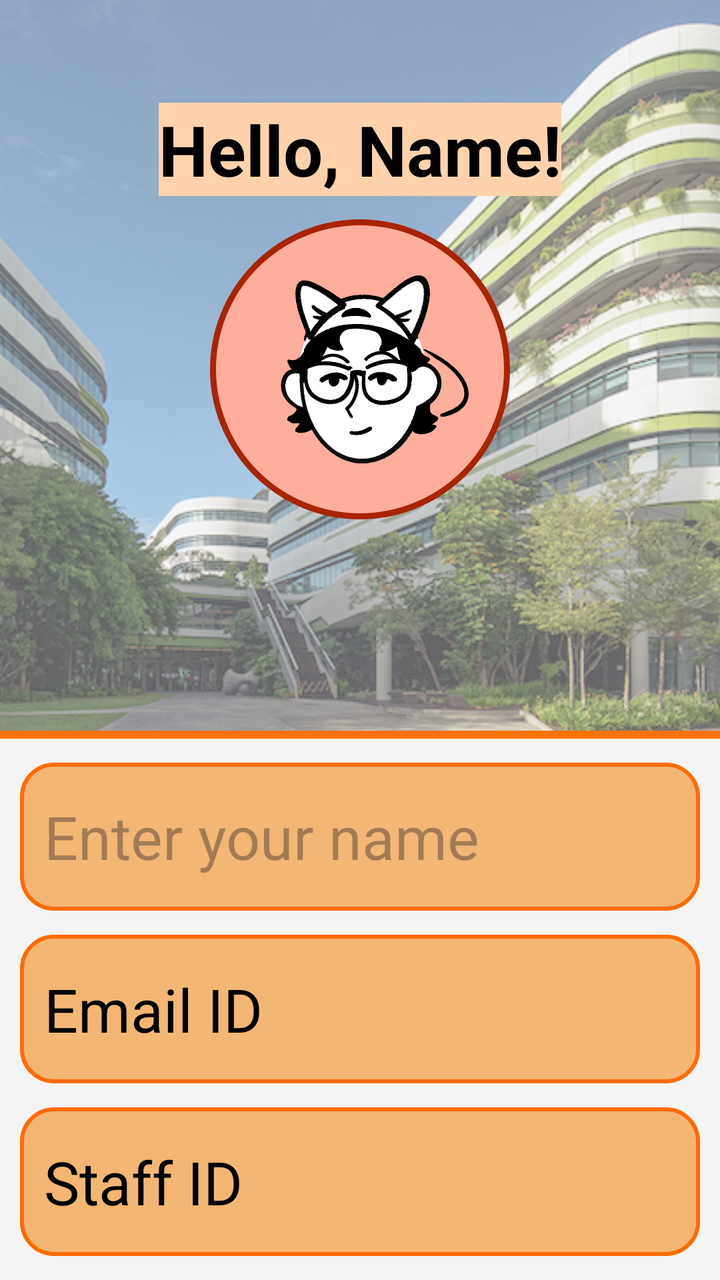
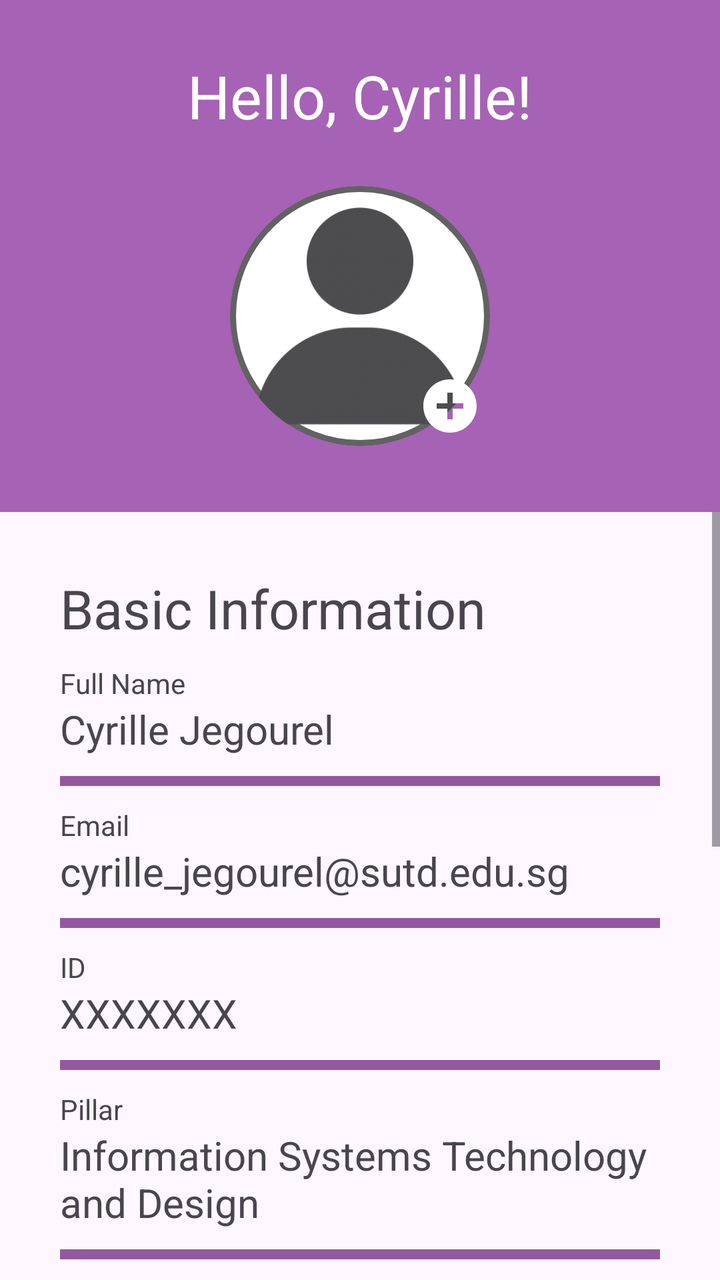

Compare the two renders of this Android layout. The source of the first and the diff that turns it into the second are given below.
<!-- AndroidManifest.xml: application theme Theme.Infosys1d -->
<!-- res/layout/fragment_profile_staff.xml -->
<?xml version="1.0" encoding="utf-8"?>
<FrameLayout xmlns:android="http://schemas.android.com/apk/res/android"
    xmlns:tools="http://schemas.android.com/tools"
    android:layout_width="match_parent"
    android:layout_height="match_parent"
    tools:context=".ProfileFragmentStaff"
    android:background="#F4F4F4">

    
    <LinearLayout
        android:layout_width="match_parent"
        android:layout_height="match_parent"
        android:orientation="vertical">

        <FrameLayout
            android:layout_width="match_parent"
            android:layout_height="0dp"
            android:layout_weight="3">

            <ImageView
                android:id="@+id/backgroundImage"
                android:layout_width="match_parent"
                android:layout_height="match_parent"
                android:src="@drawable/default_profile"
                android:scaleType="centerCrop"
                android:clickable="true"
                android:focusable="true"
                android:alpha="0.6"/>

            <ImageView
                android:id="@+id/profileImage"
                android:layout_width="150dp"
                android:layout_height="150dp"
                android:layout_gravity="center"
                android:background="@drawable/circle_mask"
                android:scaleType="centerCrop"
                android:src="@drawable/profile_pic"/>

            <TextView
                android:layout_width="wrap_content"
                android:layout_height="wrap_content"
                android:text="Hello, Name!"
                android:textSize="35dp"
                android:layout_gravity="center"
                android:layout_marginBottom="110dp"
                android:textColor="@color/black"
                android:textStyle="bold"
                android:background="#FFD2AC"/>

            <View
                android:layout_width="match_parent"
                android:layout_height="4dp"
                android:layout_gravity="bottom"
                android:layout_marginTop="150dp"
                android:background="#FF7300"/>

        </FrameLayout>

        <LinearLayout
            android:layout_width="match_parent"
            android:layout_height="0dp"
            android:layout_weight="2"
            android:layout_marginTop="12dp"
            android:layout_marginBottom="12dp"
            android:orientation="vertical"
            android:showDividers="middle"
            android:divider="@drawable/spacer_12dp"
            android:dividerPadding="12dp">

            <EditText
                android:id="@+id/name"
                android:layout_width="match_parent"
                android:layout_height="0dp"
                android:layout_weight="1"
                android:layout_marginLeft="10dp"
                android:layout_marginRight="10dp"
                android:background="@drawable/profile_overlay_box"
                android:hint="Enter your name"
                android:textSize="30sp"
                android:padding="12dp"
                android:textColor="@color/black"/>

            <EditText
                android:id="@+id/email"
                android:layout_width="match_parent"
                android:layout_height="0dp"
                android:layout_weight="1"
                android:layout_marginLeft="10dp"
                android:layout_marginRight="10dp"
                android:background="@drawable/profile_overlay_box"
                android:text="Email ID"
                android:textSize="30sp"
                android:padding="12dp"
                android:textColor="@color/black"/>

            <EditText
                android:id="@+id/studentId"
                android:layout_width="match_parent"
                android:layout_height="0dp"
                android:layout_weight="1"
                android:layout_marginLeft="10dp"
                android:layout_marginRight="10dp"
                android:background="@drawable/profile_overlay_box"
                android:text="Staff ID"
                android:textSize="30sp"
                android:padding="12dp"
                android:textColor="@color/black"/>

        </LinearLayout>

    </LinearLayout>

</FrameLayout>
<!-- resources referenced by this layout -->
<resources>
  <color name="black">#FF000000</color>
  <!-- drawable circle_mask (drawable) -->
  <?xml version="1.0" encoding="utf-8"?>
  <shape xmlns:android="http://schemas.android.com/apk/res/android"
      android:shape="oval">
      <solid android:color="#FFAE9B"/>
      <stroke
          android:width="3dp"
          android:color="#A82402"/>
  
  </shape>
  <!-- drawable default_profile: jpg bitmap (drawable, 791952 bytes) -->
  <!-- drawable profile_overlay_box (drawable) -->
  <?xml version="1.0" encoding="utf-8"?>
  <shape xmlns:android="http://schemas.android.com/apk/res/android"
      android:shape="rectangle">
  
      <solid android:color="#F4B674"/>
      <corners android:radius="16dp"/>
      <stroke
          android:width="2dp"
          android:color="#FF6B00"/>
  
  </shape>
  <!-- drawable profile_pic: png bitmap (drawable, 672652 bytes) -->
  <!-- drawable spacer_12dp (drawable) -->
  <?xml version="1.0" encoding="utf-8"?>
  <shape xmlns:android="http://schemas.android.com/apk/res/android"
      android:shape="rectangle">
      <size android:height="12dp" />
      <solid android:color="@android:color/transparent" />
  </shape>
  <style name="Theme.Infosys1d" parent="Base.Theme.Infosys1d" />
  <style name="Base.Theme.Infosys1d" parent="Theme.Material3.DayNight.NoActionBar">
          
          
      </style>
</resources>

<!-- the commit's change to res/layout/fragment_profile_staff.xml (unified diff, before → after) -->
@@ -3,8 +3,7 @@
     xmlns:tools="http://schemas.android.com/tools"
     android:layout_width="match_parent"
     android:layout_height="match_parent"
-    tools:context=".ProfileFragmentStaff"
-    android:background="#F4F4F4">
+    tools:context=".ProfileFragmentStaff">
 
     
     <LinearLayout
@@ -15,98 +14,362 @@
         <FrameLayout
             android:layout_width="match_parent"
             android:layout_height="0dp"
-            android:layout_weight="3">
+            android:layout_weight="2">
 
             <ImageView
-                android:id="@+id/backgroundImage"
+                android:id="@+id/background"
                 android:layout_width="match_parent"
                 android:layout_height="match_parent"
-                android:src="@drawable/default_profile"
-                android:scaleType="centerCrop"
+                android:background="#6D0083"
                 android:clickable="true"
                 android:focusable="true"
                 android:alpha="0.6"/>
 
-            <ImageView
-                android:id="@+id/profileImage"
-                android:layout_width="150dp"
-                android:layout_height="150dp"
-                android:layout_gravity="center"
-                android:background="@drawable/circle_mask"
-                android:scaleType="centerCrop"
-                android:src="@drawable/profile_pic"/>
-
             <TextView
                 android:layout_width="wrap_content"
                 android:layout_height="wrap_content"
-                android:text="Hello, Name!"
-                android:textSize="35dp"
                 android:layout_gravity="center"
-                android:layout_marginBottom="110dp"
-                android:textColor="@color/black"
-                android:textStyle="bold"
-                android:background="#FFD2AC"/>
-
-            <View
-                android:layout_width="match_parent"
-                android:layout_height="4dp"
-                android:layout_gravity="bottom"
-                android:layout_marginTop="150dp"
-                android:background="#FF7300"/>
+                android:layout_marginBottom="80dp"
+                android:text="Hello, Cyrille!"
+                android:textSize="30sp"
+                android:textColor="#FFFFFF"/>
+
+            <FrameLayout
+                android:layout_width="130dp"
+                android:layout_height="130dp"
+                android:layout_gravity="center"
+                android:layout_marginTop="30dp">
+
+                <ImageView
+                    android:id="@+id/profileImage"
+                    android:layout_width="130dp"
+                    android:layout_height="130dp"
+                    android:background="@drawable/circle_mask"
+                    android:src="@drawable/profile_picture"
+                    android:layout_gravity="center"
+                    android:scaleType="centerCrop"
+                    android:clipToOutline="true"/>
+
+                <ImageView
+                    android:id="@+id/ImagePicker"
+                    android:layout_width="32dp"
+                    android:layout_height="32dp"
+                    android:layout_gravity="bottom|right"
+                    android:layout_margin="4dp"
+                    android:src="@drawable/profile_change_button" />
+
+            </FrameLayout>
 
         </FrameLayout>
 
-        <LinearLayout
+        <ScrollView
             android:layout_width="match_parent"
             android:layout_height="0dp"
-            android:layout_weight="2"
-            android:layout_marginTop="12dp"
-            android:layout_marginBottom="12dp"
-            android:orientation="vertical"
-            android:showDividers="middle"
-            android:divider="@drawable/spacer_12dp"
-            android:dividerPadding="12dp">
-
-            <EditText
-                android:id="@+id/name"
+            android:layout_weight="3">
+
+            <FrameLayout
                 android:layout_width="match_parent"
-                android:layout_height="0dp"
-                android:layout_weight="1"
-                android:layout_marginLeft="10dp"
-                android:layout_marginRight="10dp"
-                android:background="@drawable/profile_overlay_box"
-                android:hint="Enter your name"
-                android:textSize="30sp"
-                android:padding="12dp"
-                android:textColor="@color/black"/>
-
-            <EditText
-                android:id="@+id/email"
-                android:layout_width="match_parent"
-                android:layout_height="0dp"
-                android:layout_weight="1"
-                android:layout_marginLeft="10dp"
-                android:layout_marginRight="10dp"
-                android:background="@drawable/profile_overlay_box"
-                android:text="Email ID"
-                android:textSize="30sp"
-                android:padding="12dp"
-                android:textColor="@color/black"/>
-
-            <EditText
-                android:id="@+id/studentId"
-                android:layout_width="match_parent"
-                android:layout_height="0dp"
-                android:layout_weight="1"
-                android:layout_marginLeft="10dp"
-                android:layout_marginRight="10dp"
-                android:background="@drawable/profile_overlay_box"
-                android:text="Staff ID"
-                android:textSize="30sp"
-                android:padding="12dp"
-                android:textColor="@color/black"/>
-
-        </LinearLayout>
+                android:layout_height="match_parent">
+
+                <LinearLayout
+                    android:layout_width="match_parent"
+                    android:layout_height="match_parent"
+                    android:orientation="vertical"
+                    android:padding="30dp">
+
+                    <TextView
+                        android:layout_width="match_parent"
+                        android:layout_height="wrap_content"
+                        android:layout_weight="1"
+                        android:text="Basic Information"
+                        android:textSize="27sp"
+                        android:paddingBottom="10dp"/>
+
+                    <LinearLayout
+                        android:id="@+id/NameField"
+                        android:layout_width="match_parent"
+                        android:layout_height="wrap_content"
+                        android:layout_weight="1"
+                        android:orientation="vertical"
+                        android:gravity="center_vertical">
+
+                        <TextView
+                            android:layout_width="match_parent"
+                            android:layout_height="wrap_content"
+                            android:text="Full Name"/>
+
+                        <TextView
+                            android:layout_width="match_parent"
+                            android:layout_height="wrap_content"
+                            android:text="Cyrille Jegourel"
+                            android:textSize="20sp"/>
+
+                        <View
+                            android:layout_width="match_parent"
+                            android:layout_height="5dp"
+                            android:background="#9458A1"
+                            android:layout_marginTop="10dp"
+                            android:layout_marginBottom="10dp" />
+
+                    </LinearLayout>
+
+                    <LinearLayout
+                        android:id="@+id/EmailField"
+                        android:layout_width="match_parent"
+                        android:layout_height="wrap_content"
+                        android:layout_weight="1"
+                        android:orientation="vertical"
+                        android:gravity="center_vertical">
+
+                        <TextView
+                            android:layout_width="match_parent"
+                            android:layout_height="wrap_content"
+                            android:text="Email"/>
+
+                        <TextView
+                            android:layout_width="match_parent"
+                            android:layout_height="wrap_content"
+                            android:text="cyrille_jegourel@sutd.edu.sg"
+                            android:textSize="20sp"/>
+
+                        <View
+                            android:layout_width="match_parent"
+                            android:layout_height="5dp"
+                            android:background="#9458A1"
+                            android:layout_marginTop="10dp"
+                            android:layout_marginBottom="10dp" />
+
+                    </LinearLayout>
+
+                    <LinearLayout
+                        android:id="@+id/IdField"
+                        android:layout_width="match_parent"
+                        android:layout_height="wrap_content"
+                        android:layout_weight="1"
+                        android:orientation="vertical"
+                        android:gravity="center_vertical">
+
+                        <TextView
+                            android:layout_width="match_parent"
+                            android:layout_height="wrap_content"
+                            android:text="ID"/>
+
+                        <TextView
+                            android:layout_width="match_parent"
+                            android:layout_height="wrap_content"
+                            android:text="XXXXXXX"
+                            android:textSize="20sp"/>
+
+                        <View
+                            android:layout_width="match_parent"
+                            android:layout_height="5dp"
+                            android:background="#9458A1"
+                            android:layout_marginTop="10dp"
+                            android:layout_marginBottom="10dp" />
+
+                    </LinearLayout>
+
+                    <LinearLayout
+                        android:id="@+id/PillarField"
+                        android:layout_width="match_parent"
+                        android:layout_height="wrap_content"
+                        android:layout_weight="1"
+                        android:orientation="vertical"
+                        android:gravity="center_vertical">
+
+                        <TextView
+                            android:layout_width="match_parent"
+                            android:layout_height="wrap_content"
+                            android:text="Pillar"/>
+
+                        <TextView
+                            android:layout_width="match_parent"
+                            android:layout_height="wrap_content"
+                            android:text="Information Systems Technology and Design"
+                            android:textSize="20sp"/>
+
+                        <View
+                            android:layout_width="match_parent"
+                            android:layout_height="5dp"
+                            android:background="#9458A1"
+                            android:layout_marginTop="10dp"
+                            android:layout_marginBottom="10dp" />
+
+                    </LinearLayout>
+
+                    <TextView
+                        android:layout_width="match_parent"
+                        android:layout_height="wrap_content"
+                        android:layout_weight="1"
+                        android:text="Additional Information"
+                        android:textSize="27sp"
+                        android:paddingTop="10dp"
+                        android:paddingBottom="10dp"/>
+
+                    <LinearLayout
+                        android:id="@+id/GenderField"
+                        android:layout_width="match_parent"
+                        android:layout_height="wrap_content"
+                        android:layout_weight="1"
+                        android:orientation="vertical"
+                        android:gravity="center_vertical">
+
+                        <TextView
+                            android:layout_width="match_parent"
+                            android:layout_height="wrap_content"
+                            android:text="Gender"/>
+
+                        <EditText
+                            android:layout_width="match_parent"
+                            android:layout_height="wrap_content"
+                            android:hint="Add Gender"
+                            android:textSize="20sp"
+                            android:background="@drawable/transparent_background"
+                            android:textColor="@color/black"/>
+
+                        <View
+                            android:layout_width="match_parent"
+                            android:layout_height="5dp"
+                            android:background="#9458A1"
+                            android:layout_marginTop="10dp"
+                            android:layout_marginBottom="10dp" />
+
+                    </LinearLayout>
+
+                    <LinearLayout
+                        android:id="@+id/BirthdayField"
+                        android:layout_width="match_parent"
+                        android:layout_height="wrap_content"
+                        android:layout_weight="1"
+                        android:orientation="vertical"
+                        android:gravity="center_vertical">
+
+                        <TextView
+                            android:layout_width="match_parent"
+                            android:layout_height="wrap_content"
+                            android:text="Gender"/>
+
+                        <EditText
+                            android:layout_width="match_parent"
+                            android:layout_height="wrap_content"
+                            android:hint="Add Birthday"
+                            android:textSize="20sp"
+                            android:background="@drawable/transparent_background"
+                            android:textColor="@color/black"/>
+
+                        <View
+                            android:layout_width="match_parent"
+                            android:layout_height="5dp"
+                            android:background="#9458A1"
+                            android:layout_marginTop="10dp"
+                            android:layout_marginBottom="10dp"/>
+
+                    </LinearLayout>
+
+                    <LinearLayout
+                        android:id="@+id/LinkedInField"
+                        android:layout_width="match_parent"
+                        android:layout_height="wrap_content"
+                        android:layout_weight="1"
+                        android:orientation="vertical"
+                        android:gravity="center_vertical">
+
+                        <TextView
+                            android:layout_width="match_parent"
+                            android:layout_height="wrap_content"
+                            android:text="LinkedIn Website"/>
+
+                        <EditText
+                            android:layout_width="match_parent"
+                            android:layout_height="wrap_content"
+                            android:hint="Add Website"
+                            android:textSize="20sp"
+                            android:background="@drawable/transparent_background"
+                            android:textColor="@color/black"/>
+
+                        <View
+                            android:layout_width="match_parent"
+                            android:layout_height="5dp"
+                            android:background="#9458A1"
+                            android:layout_marginTop="10dp"
+                            android:layout_marginBottom="10dp" />
+
+                    </LinearLayout>
+
+                    <TextView
+                        android:layout_width="match_parent"
+                        android:layout_height="wrap_content"
+                        android:layout_weight="1"
+                        android:text="Contact Information"
+                        android:textSize="27sp"
+                        android:paddingTop="10dp"
+                        android:paddingBottom="10dp"/>
+
+                    <LinearLayout
+                        android:id="@+id/MailingField"
+                        android:layout_width="match_parent"
+                        android:layout_height="wrap_content"
+                        android:layout_weight="1"
+                        android:orientation="vertical"
+                        android:gravity="center_vertical">
+
+                        <TextView
+                            android:layout_width="match_parent"
+                            android:layout_height="wrap_content"
+                            android:text="Mailing Address"/>
+
+                        <EditText
+                            android:layout_width="match_parent"
+                            android:layout_height="wrap_content"
+                            android:hint="Add Mailing Address"
+                            android:textSize="20sp"
+                            android:background="@drawable/transparent_background"
+                            android:textColor="@color/black"/>
+
+                        <View
+                            android:layout_width="match_parent"
+                            android:layout_height="5dp"
+                            android:background="#9458A1"
+                            android:layout_marginTop="10dp"
+                            android:layout_marginBottom="10dp" />
+
+                    </LinearLayout>
+
+                    <LinearLayout
+                        android:id="@+id/NumberField"
+                        android:layout_width="match_parent"
+                        android:layout_height="wrap_content"
+                        android:layout_weight="1"
+                        android:orientation="vertical"
+                        android:gravity="center_vertical">
+
+                        <TextView
+                            android:layout_width="match_parent"
+                            android:layout_height="wrap_content"
+                            android:text="Phone Number"/>
+
+                        <EditText
+                            android:layout_width="match_parent"
+                            android:layout_height="wrap_content"
+                            android:hint="Add Phone Number"
+                            android:textSize="20sp"
+                            android:background="@drawable/transparent_background"
+                            android:textColor="@color/black"/>
+
+                        <View
+                            android:layout_width="match_parent"
+                            android:layout_height="5dp"
+                            android:background="#9458A1"
+                            android:layout_marginTop="10dp"
+                            android:layout_marginBottom="10dp" />
+
+                    </LinearLayout>
+
+                </LinearLayout>
+
+            </FrameLayout>
+
+        </ScrollView>
 
     </LinearLayout>
 
<!-- resource entries referenced after the edit -->
@@ -5,31 +5,22 @@
   <?xml version="1.0" encoding="utf-8"?>
   <shape xmlns:android="http://schemas.android.com/apk/res/android"
       android:shape="oval">
-      <solid android:color="#FFAE9B"/>
+      <solid android:color="#FFFFFF"/>
       <stroke
           android:width="3dp"
-          android:color="#A82402"/>
+          android:color="#626262"/>
   
   </shape>
-  <!-- drawable default_profile: jpg bitmap (drawable, 791952 bytes) -->
-  <!-- drawable profile_overlay_box (drawable) -->
-  <?xml version="1.0" encoding="utf-8"?>
+  <!-- drawable profile_change_button (drawable) -->
+  <vector xmlns:android="http://schemas.android.com/apk/res/android" android:height="24dp" android:tint="#FFFFFF" android:viewportHeight="24" android:viewportWidth="24" android:width="24dp">
+        
+      <path android:fillColor="@android:color/white" android:pathData="M12,2C6.48,2 2,6.48 2,12s4.48,10 10,10 10,-4.48 10,-10S17.52,2 12,2zM17,13h-4v4h-2v-4L7,13v-2h4L11,7h2v4h4v2z"/>
+      
+  </vector>
+  <!-- drawable profile_picture: png bitmap (drawable, 20981 bytes) -->
+  <!-- drawable transparent_background (drawable) -->
   <shape xmlns:android="http://schemas.android.com/apk/res/android"
       android:shape="rectangle">
-  
-      <solid android:color="#F4B674"/>
-      <corners android:radius="16dp"/>
-      <stroke
-          android:width="2dp"
-          android:color="#FF6B00"/>
-  
-  </shape>
-  <!-- drawable profile_pic: png bitmap (drawable, 672652 bytes) -->
-  <!-- drawable spacer_12dp (drawable) -->
-  <?xml version="1.0" encoding="utf-8"?>
-  <shape xmlns:android="http://schemas.android.com/apk/res/android"
-      android:shape="rectangle">
-      <size android:height="12dp" />
       <solid android:color="@android:color/transparent" />
   </shape>
   <style name="Theme.Infosys1d" parent="Base.Theme.Infosys1d" />
